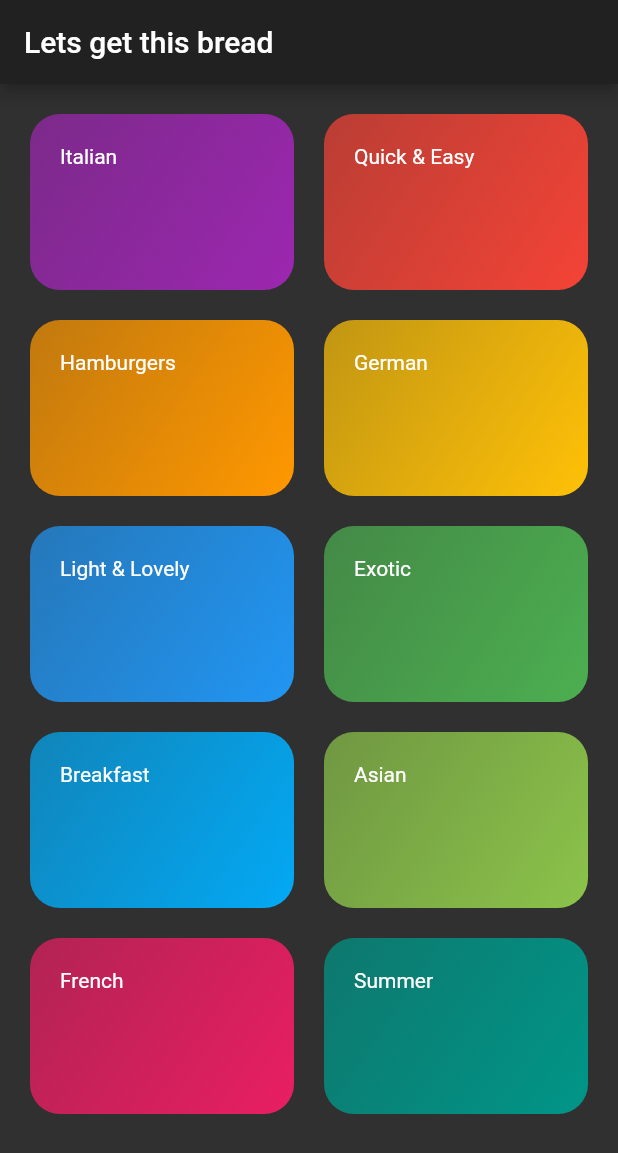
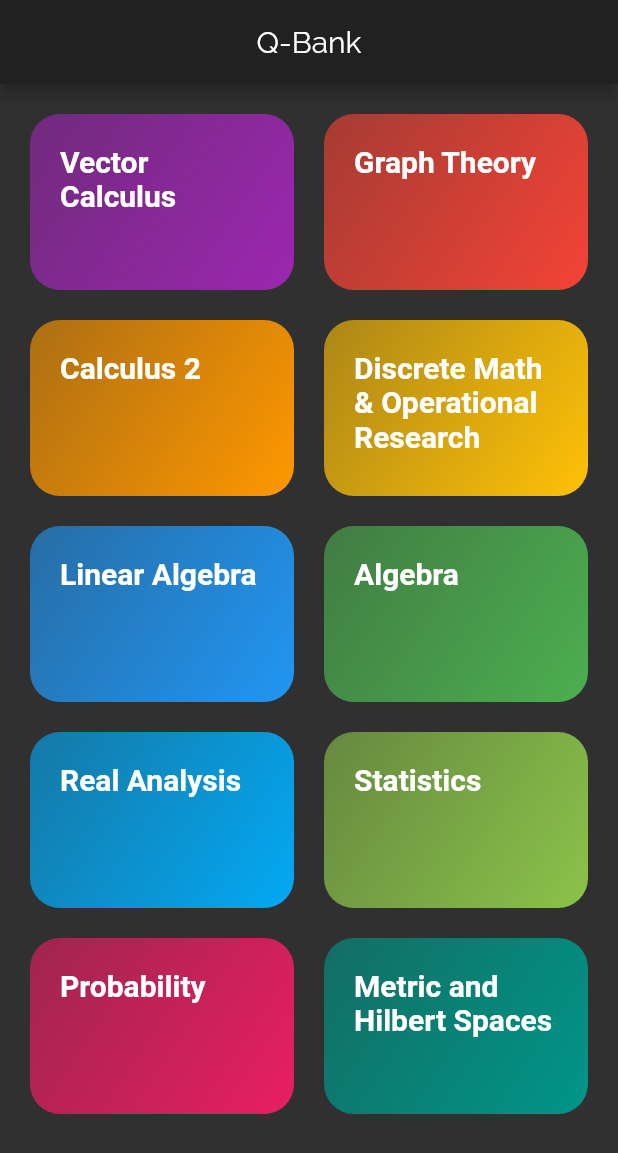
Before and after one commit to sanjogururaj47/MealsFlutterApp, a Flutter app: the screen it shows after launch, on a phone screen of 412 x 824 dp. Shown: the top 1153 px of the screen. Run offline on Flutter 3.47's test engine with Material 2 defaults, Android fonts, the phone set to English and light mode, and no system bars.

Commit message:
Updated second screen

```diff
--- a/lib/categories_screen.dart
+++ b/lib/categories_screen.dart
@@ -8,7 +8,7 @@ class CategoriesScreen extends StatelessWidget {
   Widget build(BuildContext context) {
     return Scaffold(
       appBar: AppBar(
-        title: Text('Lets get this bread'),
+        title: Center(child: Text('Q-Bank', )),
       ),
       body: GridView(
         padding: EdgeInsets.all(20),
--- a/lib/category_item.dart
+++ b/lib/category_item.dart
@@ -1,4 +1,5 @@
 import 'package:flutter/material.dart';
+import 'package:mealsapp/categories_meals_screen.dart';
 
 class CategoryItem extends StatelessWidget {
   final String title;
@@ -6,20 +7,38 @@ class CategoryItem extends StatelessWidget {
 
   CategoryItem(this.title, this.color);
 
+  void selectCategory(BuildContext ctx) {
+    Navigator.of(ctx).push(MaterialPageRoute(builder: (_) {
+      return CategoryMealsScreen();
+    }));
+  }
+
   @override
   Widget build(BuildContext context) {
-    return Container(
+    return InkWell(
+      onTap: () => selectCategory(context),
+      splashColor: Theme.of(context).primaryColor,
+      borderRadius:  BorderRadius.circular(20),
+          child: Container(
         padding: const EdgeInsets.all(20),
-      child: Text(title),
+        child: Text(title, style: TextStyle(fontWeight: FontWeight.bold, fontSize: 20),),
         decoration: BoxDecoration(
           gradient: LinearGradient(colors: [
-          color.withOpacity(0.7), color
+            color.withOpacity(0.6), color
             ],
             begin: Alignment.topLeft,
-          end: Alignment.bottomRight
+            end: Alignment.bottomRight,
             ),
             borderRadius: BorderRadius.circular(20),
+        ),
       ),
     );
   }
 }
+
+
+/* InkWell is sort of like the Gesturedetector with animations,
+material page route is a class, which takes 4 arguments
+1. bulder: specify which widget has to be built using
+the material page route
+2. fullscreendialog: is a boolean, animations and stuff like that */
--- a/lib/dummy_data.dart
+++ b/lib/dummy_data.dart
@@ -5,52 +5,52 @@ import './models/category.dart';
 const DUMMY_CATEGORIES = const [
   Category(
     id: 'c1',
-    title: 'Italian',
+    title: 'Vector Calculus',
     color: Colors.purple,
   ),
   Category(
     id: 'c2',
-    title: 'Quick & Easy',
+    title: 'Graph Theory',
     color: Colors.red,
   ),
   Category(
     id: 'c3',
-    title: 'Hamburgers',
+    title: 'Calculus 2',
     color: Colors.orange,
   ),
   Category(
     id: 'c4',
-    title: 'German',
+    title: 'Discrete Math & Operational Research',
     color: Colors.amber,
   ),
   Category(
     id: 'c5',
-    title: 'Light & Lovely',
+    title: 'Linear Algebra',
     color: Colors.blue,
   ),
   Category(
     id: 'c6',
-    title: 'Exotic',
+    title: 'Algebra',
     color: Colors.green,
   ),
   Category(
     id: 'c7',
-    title: 'Breakfast',
+    title: 'Real Analysis',
     color: Colors.lightBlue,
   ),
   Category(
     id: 'c8',
-    title: 'Asian',
+    title: 'Statistics',
     color: Colors.lightGreen,
   ),
   Category(
     id: 'c9',
-    title: 'French',
+    title: 'Probability',
     color: Colors.pink,
   ),
   Category(
     id: 'c10',
-    title: 'Summer',
+    title: 'Metric and Hilbert Spaces',
     color: Colors.teal,
   ),
 ];
--- a/lib/main.dart
+++ b/lib/main.dart
@@ -12,7 +12,11 @@ class MyApp extends StatelessWidget {
   Widget build(BuildContext context) {
     return MaterialApp(
       title: 'Come get this bread',
-      theme: ThemeData.dark(),
+      theme: ThemeData(
+        brightness: Brightness.dark,
+        fontFamily: 'Raleway',
+        textTheme: ThemeData.dark().textTheme
+      ),
       home: CategoriesScreen(),
     );
   }
```
Also changed, not shown: lib/categories_meals_screen.dart (added, +27 -0 lines). Lines whose indentation alone changed are shown as unchanged.
